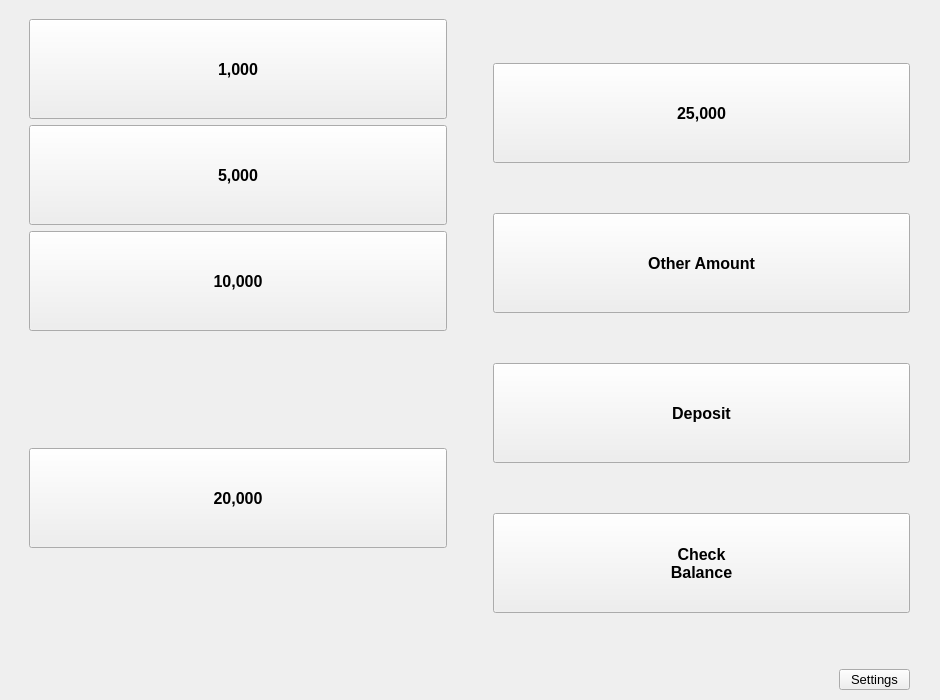
Above: mainwindow.ui from ItsAhadun/ATM before the change. Below: the same form after it.
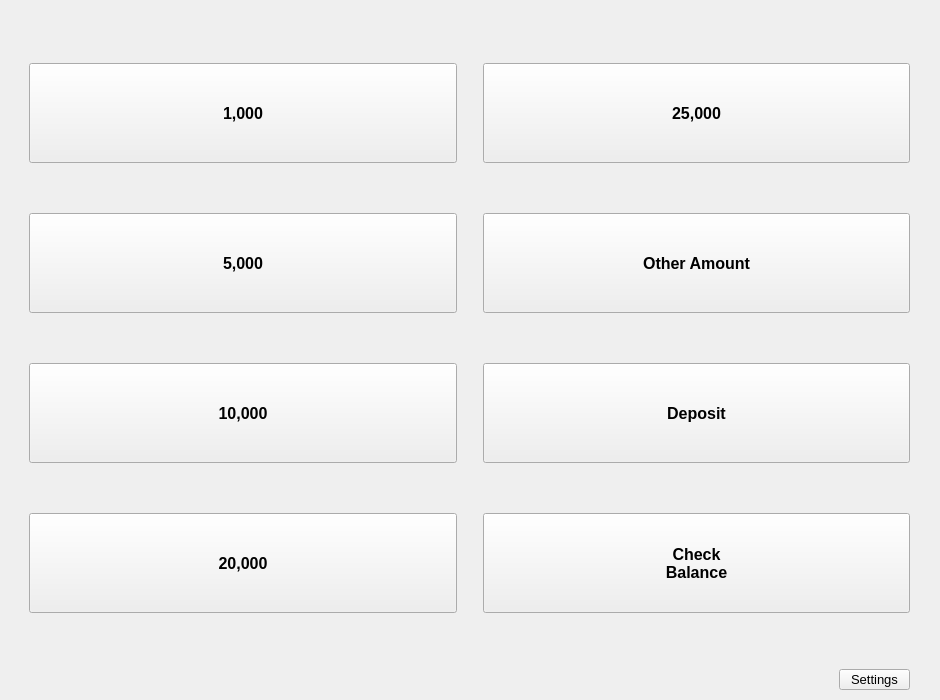
That is the form after the change. The open tabs and pages were chosen to show the change.

```diff
--- a/mainwindow.ui
+++ b/mainwindow.ui
@@ -411,7 +411,7 @@
         <layout class="QHBoxLayout" name="horizontalLayout_5">
          <item>
           <layout class="QVBoxLayout" name="verticalLayout_6">
-           <item alignment="">
+           <item>
             <widget class="QPushButton" name="amount1000_Button">
              <property name="minimumSize">
               <size>
@@ -430,7 +430,7 @@
              </property>
             </widget>
            </item>
-           <item alignment="">
+           <item>
             <widget class="QPushButton" name="amount5000_Button">
              <property name="minimumSize">
               <size>
@@ -449,7 +449,7 @@
              </property>
             </widget>
            </item>
-           <item alignment="">
+           <item>
             <widget class="QPushButton" name="amount10000_Button">
              <property name="minimumSize">
               <size>
@@ -468,7 +468,7 @@
              </property>
             </widget>
            </item>
-           <item alignment="|Qt::AlignmentFlag::AlignVCenter">
+           <item>
             <widget class="QPushButton" name="amount20000_Button">
              <property name="minimumSize">
               <size>
@@ -494,12 +494,9 @@
            <property name="orientation">
             <enum>Qt::Orientation::Vertical</enum>
            </property>
-           <property name="sizeType">
-            <enum>QSizePolicy::Policy::MinimumExpanding</enum>
-           </property>
            <property name="sizeHint" stdset="0">
             <size>
-             <width>40</width>
+             <width>20</width>
              <height>40</height>
             </size>
            </property>
@@ -507,7 +504,7 @@
          </item>
          <item>
           <layout class="QVBoxLayout" name="verticalLayout_7">
-           <item alignment="">
+           <item>
             <widget class="QPushButton" name="amount25000_Button">
              <property name="minimumSize">
               <size>
@@ -526,7 +523,7 @@
              </property>
             </widget>
            </item>
-           <item alignment="">
+           <item>
             <widget class="QPushButton" name="otherAmount_Button">
              <property name="minimumSize">
               <size>
@@ -545,7 +542,7 @@
              </property>
             </widget>
            </item>
-           <item alignment="">
+           <item>
             <widget class="QPushButton" name="deposit_Button">
              <property name="minimumSize">
               <size>
@@ -564,7 +561,7 @@
              </property>
             </widget>
            </item>
-           <item alignment="">
+           <item>
             <widget class="QPushButton" name="checkBalance_Button">
              <property name="minimumSize">
               <size>
```
Left out of the diff: 14 changed lines with no effect on the pictures.
